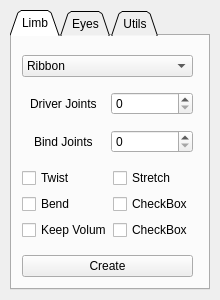
Old version of the form qt/autorigSketch.ui in the repository Noorth34/barakaTools.
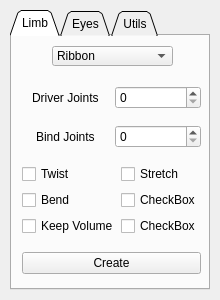
New version of the form.

Commit message: set up autorigDialog.py | played in qtdesigner

```diff
--- a/qt/autorigSketch.ui
+++ b/qt/autorigSketch.ui
@@ -96,26 +96,12 @@
      <property name="geometry">
       <rect>
        <x>10</x>
-       <y>10</y>
-       <width>171</width>
-       <height>241</height>
+       <y>40</y>
+       <width>179</width>
+       <height>211</height>
       </rect>
      </property>
      <layout class="QVBoxLayout" name="limbVBox">
-      <item>
-       <widget class="QComboBox" name="limbRigMethod">
-        <item>
-         <property name="text">
-          <string>Ribbon</string>
-         </property>
-        </item>
-        <item>
-         <property name="text">
-          <string>Spline</string>
-         </property>
-        </item>
-       </widget>
-      </item>
       <item>
        <layout class="QHBoxLayout" name="HBoxDriverJoints">
         <item alignment="Qt::AlignHCenter">
@@ -219,6 +205,36 @@
       </item>
      </layout>
     </widget>
+    <widget class="QComboBox" name="limbRigMethod">
+     <property name="geometry">
+      <rect>
+       <x>40</x>
+       <y>10</y>
+       <width>121</width>
+       <height>20</height>
+      </rect>
+     </property>
+     <item>
+      <property name="text">
+       <string>Ribbon</string>
+      </property>
+     </item>
+     <item>
+      <property name="text">
+       <string>Spline</string>
+      </property>
+     </item>
+    </widget>
+    <widget class="QWidget" name="widget" native="true">
+     <property name="geometry">
+      <rect>
+       <x>30</x>
+       <y>10</y>
+       <width>120</width>
+       <height>80</height>
+      </rect>
+     </property>
+    </widget>
    </widget>
    <widget class="QWidget" name="eyesTab">
     <attribute name="title">
```
The commit also changes 3 other files.
